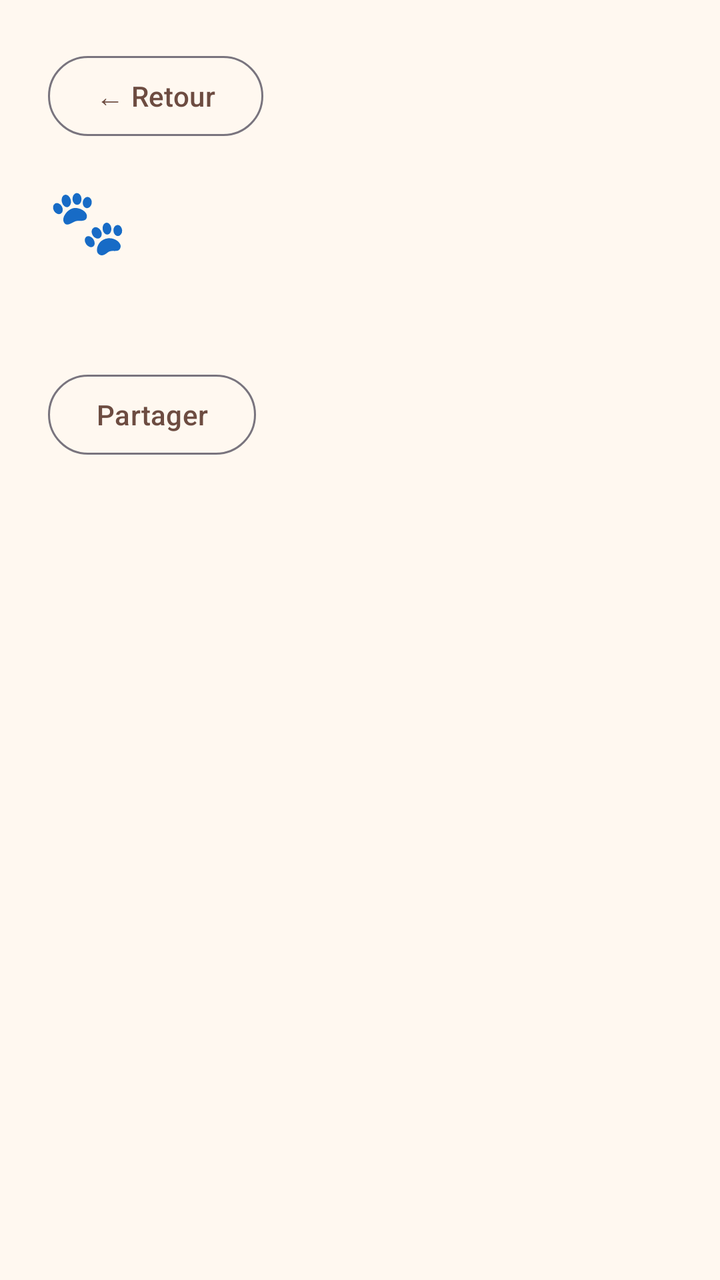
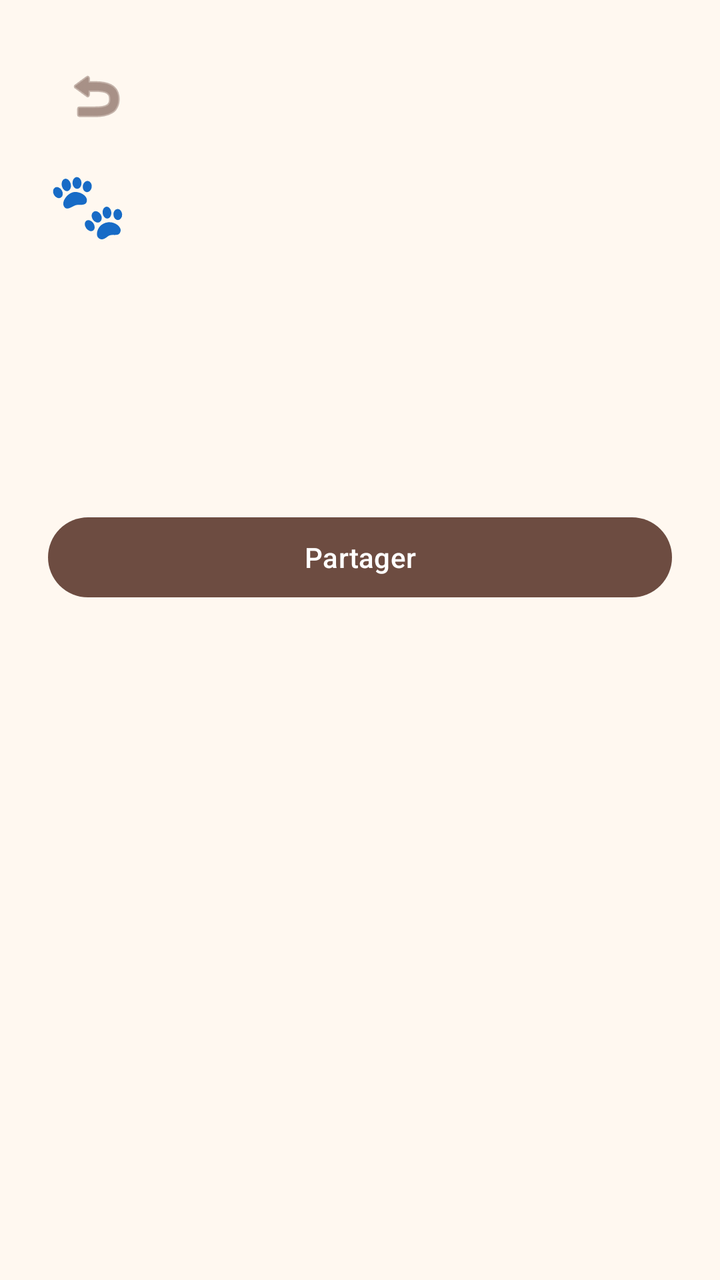

The first picture is an Android layout as it rendered before a commit; the second is the same layout after the commit. The layout source and the unified diff follow.
<!-- AndroidManifest.xml: application theme Theme.WorkshopPetShelter -->
<!-- res/layout/activity_pet_details.xml -->
<ScrollView xmlns:android="http://schemas.android.com/apk/res/android"
    xmlns:app="http://schemas.android.com/apk/res-auto"
    android:layout_width="match_parent"
    android:layout_height="match_parent"
    android:background="@color/app_background"
    android:fillViewport="true">

    <LinearLayout
        android:layout_width="match_parent"
        android:layout_height="wrap_content"
        android:orientation="vertical"
        android:padding="24dp">

        
        <com.google.android.material.button.MaterialButton
            android:id="@+id/btnBack"
            style="@style/Widget.Material3.Button.OutlinedButton"
            android:layout_width="wrap_content"
            android:layout_height="wrap_content"
            android:contentDescription="Retour"
            android:text="← Retour"
            android:textAllCaps="false"
            android:textColor="@color/accent" />

        
        <TextView
            android:id="@+id/tvDetailsEmoji"
            android:layout_width="wrap_content"
            android:layout_height="wrap_content"
            android:layout_marginTop="16dp"
            android:contentDescription="Animal"
            android:text="🐾"
            android:textSize="32sp" />

        <TextView
            android:id="@+id/tvDetailsTitle"
            android:layout_width="match_parent"
            android:layout_height="wrap_content"
            android:layout_marginTop="8dp"
            android:textColor="@color/text_primary"
            android:textSize="24sp"
            android:textStyle="bold" />

        
        <com.google.android.material.button.MaterialButton
            android:id="@+id/btnShare"
            style="@style/Widget.Material3.Button.OutlinedButton"
            android:layout_width="wrap_content"
            android:layout_height="wrap_content"
            android:layout_marginTop="12dp"
            android:contentDescription="Partager"
            android:text="Partager"
            android:textAllCaps="false"
            android:textColor="@color/accent" />

        <TextView
            android:id="@+id/tvDetailsInfo"
            android:layout_width="match_parent"
            android:layout_height="wrap_content"
            android:layout_marginTop="12dp"
            android:textColor="@color/text_primary"
            android:textSize="16sp" />

        <TextView
            android:id="@+id/tvDetailsStatus"
            android:layout_width="match_parent"
            android:layout_height="wrap_content"
            android:layout_marginTop="12dp"
            android:textColor="@color/text_primary"
            android:textSize="16sp"
            android:textStyle="bold" />

        <TextView
            android:id="@+id/tvDetailsRequestedBy"
            android:layout_width="match_parent"
            android:layout_height="wrap_content"
            android:layout_marginTop="8dp"
            android:textColor="@color/text_primary"
            android:textSize="14sp"
            android:visibility="gone" />

        <com.google.android.material.button.MaterialButton
            android:id="@+id/btnRequestAdoption"
            android:layout_width="match_parent"
            android:layout_height="wrap_content"
            android:layout_marginTop="24dp"
            android:text="Demander l'adoption"
            android:textAllCaps="false"
            android:visibility="gone"
            app:backgroundTint="@color/accent" />

        <com.google.android.material.button.MaterialButton
            android:id="@+id/btnApprove"
            android:layout_width="match_parent"
            android:layout_height="wrap_content"
            android:layout_marginTop="12dp"
            android:text="Approuver"
            android:textAllCaps="false"
            android:visibility="gone"
            app:backgroundTint="@color/accent" />

        <com.google.android.material.button.MaterialButton
            android:id="@+id/btnReject"
            style="@style/Widget.Material3.Button.OutlinedButton"
            android:layout_width="match_parent"
            android:layout_height="wrap_content"
            android:layout_marginTop="12dp"
            android:text="Refuser"
            android:textAllCaps="false"
            android:textColor="@color/accent"
            android:visibility="gone" />

        
        <com.google.android.material.button.MaterialButton
            android:id="@+id/btnDelete"
            style="@style/Widget.Material3.Button.OutlinedButton"
            android:layout_width="match_parent"
            android:layout_height="wrap_content"
            android:layout_marginTop="12dp"
            android:text="Supprimer l'animal"
            android:textAllCaps="false"
            android:textColor="@color/accent"
            android:visibility="gone" />

    </LinearLayout>

</ScrollView>
<!-- resources referenced by this layout -->
<resources>
  <color name="accent">#6D4C41</color>
  <color name="app_background">#FFF8F0</color>
  <color name="text_primary">#3E2723</color>
  <style name="Theme.WorkshopPetShelter" parent="Theme.Material3.DayNight.NoActionBar" />
</resources>

<!-- the commit's change to res/layout/activity_pet_details.xml (unified diff, before → after) -->
@@ -12,22 +12,21 @@
         android:padding="24dp">
 
         
-        <com.google.android.material.button.MaterialButton
+        <ImageButton
             android:id="@+id/btnBack"
-            style="@style/Widget.Material3.Button.OutlinedButton"
-            android:layout_width="wrap_content"
-            android:layout_height="wrap_content"
+            android:layout_width="48dp"
+            android:layout_height="48dp"
+            android:background="?attr/selectableItemBackgroundBorderless"
             android:contentDescription="Retour"
-            android:text="← Retour"
-            android:textAllCaps="false"
-            android:textColor="@color/accent" />
+            android:src="@android:drawable/ic_menu_revert"
+            app:tint="@color/accent" />
 
         
         <TextView
             android:id="@+id/tvDetailsEmoji"
             android:layout_width="wrap_content"
             android:layout_height="wrap_content"
-            android:layout_marginTop="16dp"
+            android:layout_marginTop="8dp"
             android:contentDescription="Animal"
             android:text="🐾"
             android:textSize="32sp" />
@@ -40,18 +39,6 @@
             android:textColor="@color/text_primary"
             android:textSize="24sp"
             android:textStyle="bold" />
-
-        
-        <com.google.android.material.button.MaterialButton
-            android:id="@+id/btnShare"
-            style="@style/Widget.Material3.Button.OutlinedButton"
-            android:layout_width="wrap_content"
-            android:layout_height="wrap_content"
-            android:layout_marginTop="12dp"
-            android:contentDescription="Partager"
-            android:text="Partager"
-            android:textAllCaps="false"
-            android:textColor="@color/accent" />
 
         <TextView
             android:id="@+id/tvDetailsInfo"
@@ -79,11 +66,21 @@
             android:textSize="14sp"
             android:visibility="gone" />
 
+        
+        <com.google.android.material.button.MaterialButton
+            android:id="@+id/btnShare"
+            android:layout_width="match_parent"
+            android:layout_height="wrap_content"
+            android:layout_marginTop="24dp"
+            android:text="Partager"
+            android:textAllCaps="false"
+            app:backgroundTint="@color/accent" />
+
         <com.google.android.material.button.MaterialButton
             android:id="@+id/btnRequestAdoption"
             android:layout_width="match_parent"
             android:layout_height="wrap_content"
-            android:layout_marginTop="24dp"
+            android:layout_marginTop="12dp"
             android:text="Demander l'adoption"
             android:textAllCaps="false"
             android:visibility="gone"
